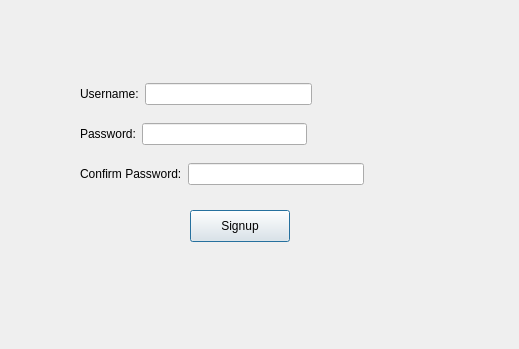
omar-rabeh-18/LibraryManagementSystem, file LibraryManagementSystem/signup.ui: the form before one commit.
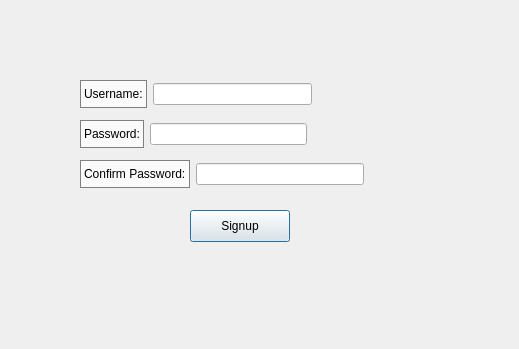
The form after the commit.

The edit to the form file:
```diff
--- a/LibraryManagementSystem/signup.ui
+++ b/LibraryManagementSystem/signup.ui
@@ -26,7 +26,7 @@
     <string>Signup</string>
    </property>
   </widget>
-  <widget class="QWidget" name="">
+  <widget class="QWidget" name="layoutWidget">
    <property name="geometry">
     <rect>
      <x>80</x>
@@ -38,6 +38,11 @@
    <layout class="QHBoxLayout" name="horizontalLayout">
     <item>
      <widget class="QLabel" name="usernameLabel">
+      <property name="styleSheet">
+       <string notr="true">color: black;
+background-color: rgba(255, 255, 255, 180); 
+ border: 1px solid gray;</string>
+      </property>
       <property name="text">
        <string>Username:</string>
       </property>
@@ -48,7 +53,7 @@
     </item>
    </layout>
   </widget>
-  <widget class="QWidget" name="">
+  <widget class="QWidget" name="layoutWidget">
    <property name="geometry">
     <rect>
      <x>80</x>
@@ -60,6 +65,11 @@
    <layout class="QHBoxLayout" name="horizontalLayout_2">
     <item>
      <widget class="QLabel" name="passwordLabel">
+      <property name="styleSheet">
+       <string notr="true">color: black;
+background-color: rgba(255, 255, 255, 180); 
+ border: 1px solid gray;</string>
+      </property>
       <property name="text">
        <string>Password:</string>
       </property>
@@ -74,7 +84,7 @@
     </item>
    </layout>
   </widget>
-  <widget class="QWidget" name="">
+  <widget class="QWidget" name="layoutWidget">
    <property name="geometry">
     <rect>
      <x>80</x>
@@ -86,6 +96,11 @@
    <layout class="QHBoxLayout" name="horizontalLayout_3">
     <item>
      <widget class="QLabel" name="confirmPasswordLabel">
+      <property name="styleSheet">
+       <string notr="true">color: black;
+background-color: rgba(255, 255, 255, 180); 
+ border: 1px solid gray;</string>
+      </property>
       <property name="text">
        <string>Confirm Password:</string>
       </property>
@@ -100,6 +115,19 @@
     </item>
    </layout>
   </widget>
+  <widget class="QLabel" name="backpic">
+   <property name="geometry">
+    <rect>
+     <x>-10</x>
+     <y>-10</y>
+     <width>541</width>
+     <height>361</height>
+    </rect>
+   </property>
+   <property name="text">
+    <string/>
+   </property>
+  </widget>
  </widget>
  <resources/>
  <connections/>
```
